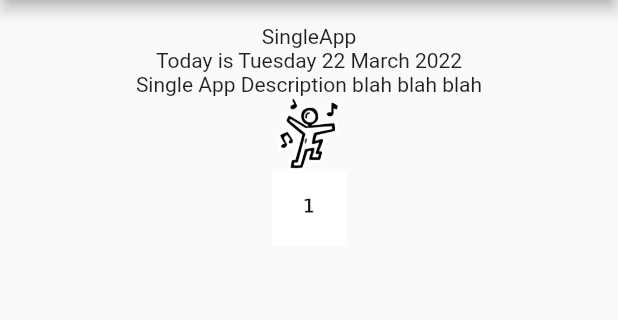
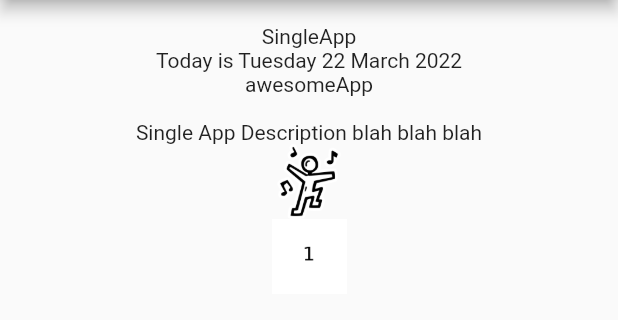
Before and after one commit to SUGYKEN/test_flavors, a Flutter app: the screen it shows after launch, on a phone screen of 412 x 824 dp, the part 84-404 px from its top. Run offline on Flutter 3.47's test engine with Material 2 defaults, Android fonts, the phone set to English and light mode, and no system bars.

Commit message:
add dart config

```diff
--- a/flavorsexample/lib/home_page.dart
+++ b/flavorsexample/lib/home_page.dart
@@ -1,3 +1,4 @@
+import 'package:flavorsexample/main_config.dart';
 import 'package:flutter/material.dart';
 import 'package:flavorsexample/resource/display_strings.dart';
 import 'package:intl/intl.dart';
@@ -30,6 +31,8 @@ class _HomePageState extends State<HomePage> {
             children: <Widget>[
               Text(APP_TITLE),
               Text(DATE + getDateForDisplay()),
+              const Text(EnvironmentConfig.APP_NAME),
+              const Text(EnvironmentConfig.APP_SUFFIX),
               Text(APP_DESCRIPTION),
               Image.asset('assets/dancing.png', width: 50.0, height: 50.0,),
               Image.asset('assets/1.png', width: 50.0, height: 50.0),
--- /dev/null
+++ b/flavorsexample/lib/main_config.dart
@@ -0,0 +1,9 @@
+class EnvironmentConfig {
+  static const APP_NAME = String.fromEnvironment(
+      'DEFINEEXAMPLE_APP_NAME',
+      defaultValue: 'awesomeApp'
+  );
+  static const APP_SUFFIX = String.fromEnvironment(
+      'DEFINEEXAMPLE_APP_SUFFIX'
+  );
+}
```
